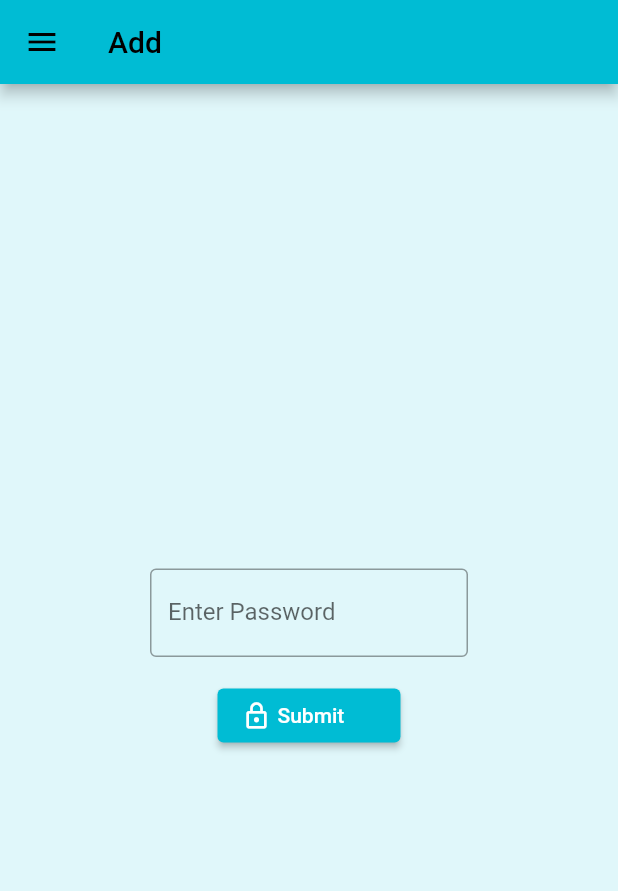
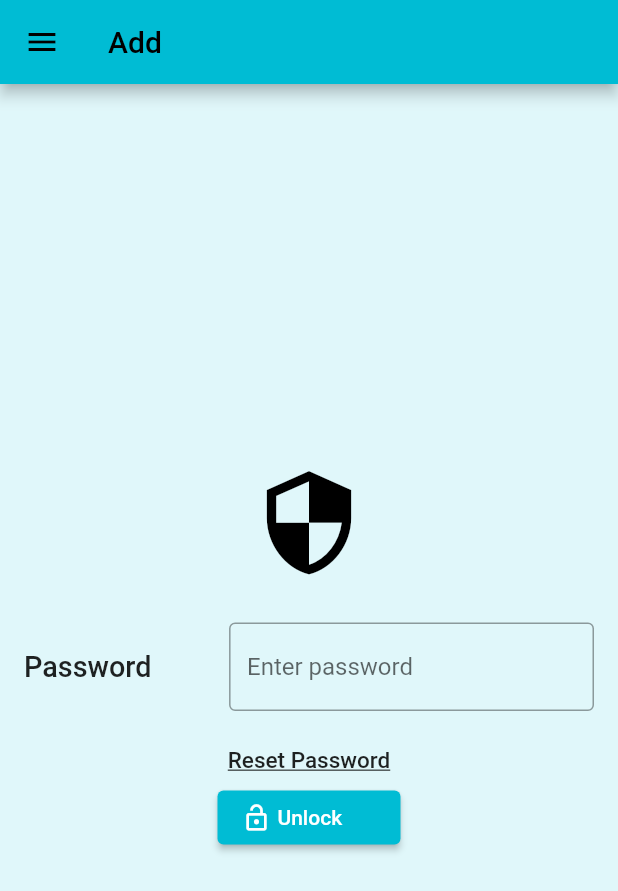
Before and after one commit to SRJ2910/KTC, a Flutter app: the screen it shows after launch, in the side drawer, after a tap on "Add Item", on a phone screen of 412 x 824 dp. Shown: the top 891 px of the screen. Run offline on Flutter 3.47's test engine with Material 2 defaults, Android fonts, the phone set to English and light mode, and no system bars; our stand-ins replace cloud_firestore, dropdown_search, firebase_core, firebase_storage, fluttertoast, image_picker and 1 more; accounts and stored records are empty.

Commit message:
reset password  page added

```diff
--- a/lib/add.dart
+++ b/lib/add.dart
@@ -1,6 +1,7 @@
 // ignore_for_file: prefer_const_constructors, avoid_print, deprecated_member_use, camel_case_types, prefer_typing_uninitialized_variables, non_constant_identifier_names
 
 import 'dart:io';
+import 'dart:ui';
 
 // import 'package:cloud_firestore/cloud_firestore.dart';
 import 'package:cloud_firestore/cloud_firestore.dart';
@@ -10,6 +11,7 @@ import 'package:flutter/material.dart';
 import 'package:fluttertoast/fluttertoast.dart';
 import 'package:image_picker/image_picker.dart';
 import 'package:flutter/services.dart';
+import 'package:ktc/pasword_reset.dart';
 
 class Add_item extends StatefulWidget {
   const Add_item({Key? key}) : super(key: key);
@@ -33,6 +35,8 @@ class _Add_itemState extends State<Add_item> {
   bool _passwordCheck = false;
   final _passwordController = TextEditingController();
   static const _password = "12345";
+
+  late var _currentPassword = "";
 
   @override
   Widget build(BuildContext context) {
@@ -134,6 +138,7 @@ class _Add_itemState extends State<Add_item> {
           Padding(
             padding: const EdgeInsets.only(left: 35, right: 35, top: 30),
             child: TextField(
+              textCapitalization: TextCapitalization.words,
               style: TextStyle(),
               decoration: InputDecoration(
                 labelText: "Item Name",
@@ -145,6 +150,7 @@ class _Add_itemState extends State<Add_item> {
           Padding(
             padding: const EdgeInsets.only(left: 35, right: 35, top: 10),
             child: TextField(
+              textCapitalization: TextCapitalization.words,
               style: TextStyle(),
               decoration: InputDecoration(
                 labelText: "Item Id",
@@ -239,28 +245,92 @@ class _Add_itemState extends State<Add_item> {
   }
 
   security() {
+    print(_currentPassword);
     return Column(
       mainAxisAlignment: MainAxisAlignment.center,
       children: [
         Padding(
-          padding: const EdgeInsets.only(left: 100, right: 100, bottom: 15),
-          child: TextField(
-            obscureText: true,
-            textAlign: TextAlign.center,
-            controller: _passwordController,
-            decoration: InputDecoration(
-              labelText: "Enter Password",
-              border: OutlineInputBorder(),
+          padding: const EdgeInsets.only(bottom: 25),
+          child: Icon(
+            Icons.security_outlined,
+            size: 75,
+            color: Colors.black,
+          ),
+        ),
+        ListTile(
+          title: Row(
+            children: [
+              Padding(
+                padding: const EdgeInsets.only(bottom: 20),
+                child: Text(
+                  "Password ",
+                  textScaleFactor: 1.2,
+                  style: TextStyle(fontWeight: FontWeight.w500),
+                ),
+              ),
+              Expanded(
+                  child: Padding(
+                padding: const EdgeInsets.only(
+                    left: 47, right: 0, top: 0, bottom: 20),
+                child: TextField(
+                  controller: _passwordController,
+                  decoration: InputDecoration(
+                      border: OutlineInputBorder(), hintText: "Enter password"),
+                  // obscureText: true,
+                  onTap: () {
+                    _firestore
+                        .collection("Password")
+                        .orderBy("Time", descending: true)
+                        .limit(1)
+                        .get()
+                        .then((querySnapshot) {
+                      for (var element in querySnapshot.docs) {
+                        // print(element.get("New"));
+                        setState(() {
+                          _currentPassword = element.get("New");
+                        });
+                      }
+                    });
+                  },
+                ),
+              ))
+            ],
+          ),
+        ),
+        Padding(
+          padding: const EdgeInsets.only(bottom: 5),
+          child: InkWell(
+            child: Text(
+              "Reset Password",
+              style: TextStyle(
+                  fontWeight: FontWeight.w500,
+                  fontSize: 15,
+                  decoration: TextDecoration.underline),
             ),
+            splashColor: Colors.white,
+            highlightColor: Colors.white,
+            onTap: () {
+              Navigator.push(context,
+                  MaterialPageRoute(builder: (context) => Password_reset()));
+            },
           ),
         ),
         Padding(
           padding: const EdgeInsets.only(left: 145, right: 145),
           child: ElevatedButton(
               onPressed: () {
-                if (_passwordController.text != _password) {
+                if (_passwordController.text != _currentPassword &&
+                    _passwordController.text.isNotEmpty) {
                   Fluttertoast.showToast(
                     msg: "Incorrect Password",
+                    gravity: ToastGravity.SNACKBAR,
+                    backgroundColor: Colors.red,
+                  );
+                  HapticFeedback.lightImpact();
+                  _passwordController.clear();
+                } else if (_passwordController.text.isEmpty) {
+                  Fluttertoast.showToast(
+                    msg: "Password cannot be blank",
                     gravity: ToastGravity.SNACKBAR,
                     backgroundColor: Colors.red,
                   );
@@ -279,7 +349,7 @@ class _Add_itemState extends State<Add_item> {
               child: Row(
                 children: const [
                   Icon(
-                    Icons.lock_outlined,
+                    Icons.lock_open_outlined,
                     color: Colors.white,
                     size: 20,
                   ),
@@ -287,7 +357,7 @@ class _Add_itemState extends State<Add_item> {
                     width: 4,
                   ),
                   Text(
-                    "Submit",
+                    "Unlock",
                     style: TextStyle(color: Colors.white),
                   ),
                 ],
--- a/lib/homepage.dart
+++ b/lib/homepage.dart
@@ -7,6 +7,7 @@ import 'package:ktc/individual%20item/bathware.dart';
 import 'package:ktc/individual%20item/kitchentiles.dart';
 import 'package:ktc/individual%20item/kitchenware.dart';
 import 'package:ktc/individual%20item/roomtiles.dart';
+import 'package:url_launcher/url_launcher.dart';
 
 class Homepage extends StatefulWidget {
   Homepage({Key? key}) : super(key: key);
@@ -46,11 +47,15 @@ class _HomepageState extends State<Homepage> {
               ),
               ListTile(
                 leading: Icon(
-                  Icons.shopping_cart,
+                  Icons.call,
                   color: Colors.black,
                 ),
-                title: Text("Order"),
-                onTap: () {},
+                title: Text("Contact"),
+                onTap: () {
+                  setState(() {
+                    launch("tel:7250952280");
+                  });
+                },
               ),
             ],
           ),
--- a/lib/main.dart
+++ b/lib/main.dart
@@ -5,6 +5,7 @@ import 'package:flutter/material.dart';
 import 'package:ktc/add.dart';
 import 'package:ktc/homepage.dart';
 import 'package:ktc/individual%20item/bathware.dart';
+import 'package:ktc/pasword_reset.dart';
 
 // void main() {
 //   Firebase.initializeApp();
--- a/pubspec.yaml
+++ b/pubspec.yaml
@@ -40,6 +40,8 @@ dependencies:
   fluttertoast: ^8.0.8
   passcode_screen: ^2.0.0
   vibration: ^1.7.3
+  cached_network_image: ^3.1.0+1
+  url_launcher: ^6.0.10
 
   # The following adds the Cupertino Icons font to your application.
   # Use with the CupertinoIcons class for iOS style icons.
```
Also changed, not shown: lib/individual item/kitchenware.dart (+27 -5 lines), lib/pasword_reset.dart (added, +201 -0 lines), pubspec.lock.
